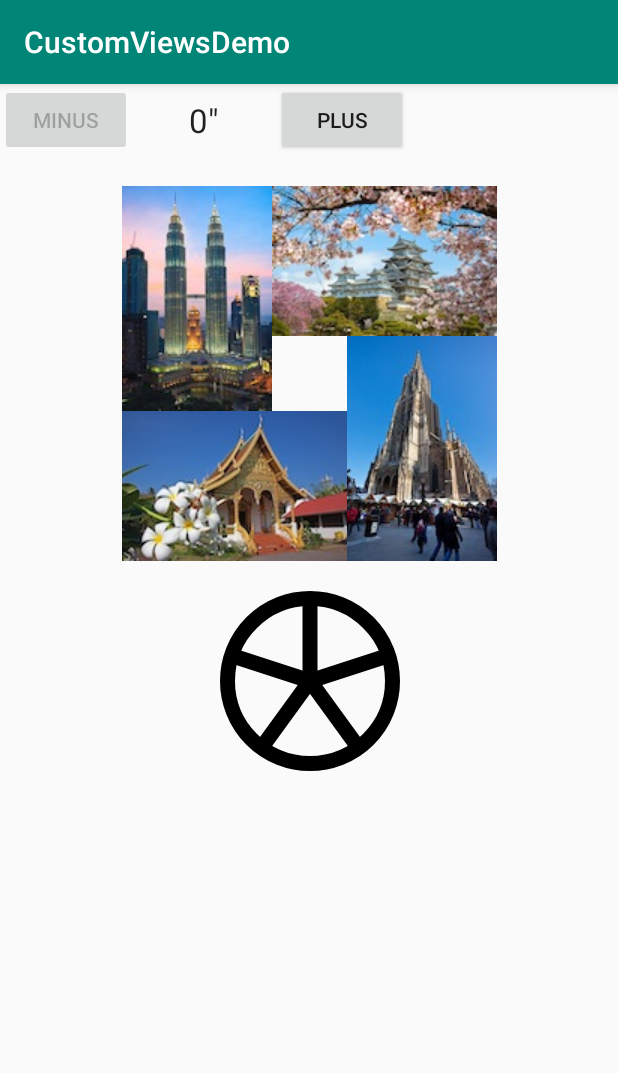
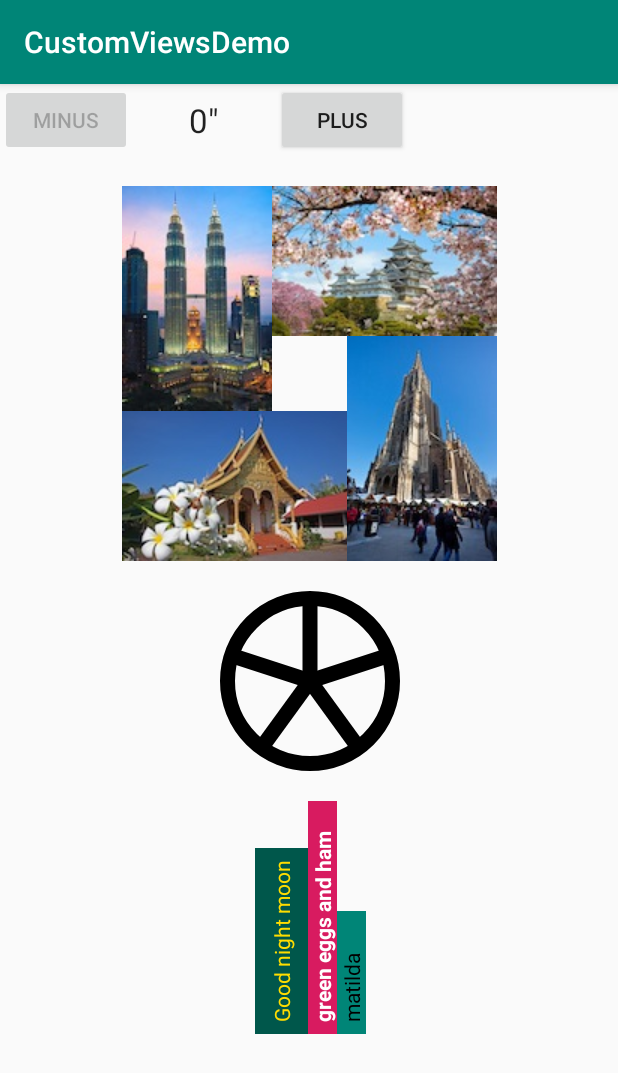
Before and after one commit to amoetaz/CustomViewsDemo, an Android app: the screen it shows after launch (MainActivity), on a phone screen of 412 x 824 dp. Shown: the top 1073 px of the screen. Run offline under Robolectric (Android 15) with nearby library versions, the phone set to English and light mode, and no system bars.

Commit message:
add sidewayslayout custom layout

```diff
--- /dev/null
+++ b/app/src/main/java/com/moetaz/customviewsdemo/SideWaysLayout.kt
@@ -0,0 +1,37 @@
+package com.moetaz.customviewsdemo
+
+import android.content.Context
+import android.graphics.Canvas
+import android.util.AttributeSet
+import android.widget.LinearLayout
+
+class SideWaysLayout : LinearLayout {
+
+    constructor(context: Context) : super(context) {
+
+    }
+
+    constructor(context: Context , attributeSet: AttributeSet?): super(context , attributeSet){
+
+    }
+
+    override fun onMeasure(widthMeasureSpec: Int, heightMeasureSpec: Int) {
+        super.onMeasure(widthMeasureSpec, heightMeasureSpec)
+
+        setMeasuredDimension(measuredHeight , measuredWidth)
+    }
+
+    override fun dispatchDraw(canvas: Canvas?) {
+        canvas?.let {
+            it.save()
+            it.translate( 0f , height.toFloat())
+            it.rotate(-90f)
+        }
+        super.dispatchDraw(canvas)
+
+
+        canvas?.let {
+            it.restore()
+        }
+    }
+}
--- a/app/src/main/res/layout/activity_main.xml
+++ b/app/src/main/res/layout/activity_main.xml
@@ -49,7 +49,43 @@
         app:layout_constraintTop_toBottomOf="@id/photo_spiral"
         android:layout_width="120dp"
         app:color="#000"
+        android:id="@+id/pizza"
         app:stroke_width="10dp"
         android:layout_height="120dp"/>
 
+    <com.moetaz.customviewsdemo.SideWaysLayout
+        app:layout_constraintStart_toStartOf="@id/pizza"
+        app:layout_constraintEnd_toEndOf="@id/pizza"
+        android:layout_marginTop="20dp"
+        app:layout_constraintTop_toBottomOf="@id/pizza"
+        android:layout_width="wrap_content"
+        android:layout_height="wrap_content"
+        android:layout_gravity="center"
+        android:orientation="vertical" >
+        <TextView
+            android:layout_width="wrap_content"
+            android:layout_height="wrap_content"
+            android:padding="8dp"
+            android:textColor="@color/yellow"
+            android:background="@color/colorPrimaryDark"
+            android:text="@string/good_night_moon" />
+        <TextView
+            android:layout_width="wrap_content"
+            android:layout_height="wrap_content"
+            android:paddingLeft="8dp"
+            android:paddingRight="20dp"
+            android:textColor="@android:color/white"
+            android:background="@color/colorAccent"
+            android:textStyle="bold"
+            android:text="@string/green_eggs_and_ham" />
+        <TextView
+            android:layout_width="wrap_content"
+            android:layout_height="wrap_content"
+            android:paddingLeft="8dp"
+            android:paddingRight="28dp"
+            android:textColor="@android:color/black"
+            android:background="@color/colorPrimary"
+            android:text="@string/matilda" />
+    </com.moetaz.customviewsdemo.SideWaysLayout>
+
 </androidx.constraintlayout.widget.ConstraintLayout>
--- a/app/src/main/res/values/colors.xml
+++ b/app/src/main/res/values/colors.xml
@@ -3,4 +3,5 @@
     <color name="colorPrimary">#008577</color>
     <color name="colorPrimaryDark">#00574B</color>
     <color name="colorAccent">#D81B60</color>
+    <color name="yellow">#FFDD00</color>
 </resources>
--- a/app/src/main/res/values/strings.xml
+++ b/app/src/main/res/values/strings.xml
@@ -2,4 +2,7 @@
     <string name="app_name">CustomViewsDemo</string>
     <string name="minus">Minus</string>
     <string name="plus">Plus</string>
+    <string name="good_night_moon">Good night moon</string>
+    <string name="green_eggs_and_ham">green eggs and ham</string>
+    <string name="matilda">matilda</string>
 </resources>
```
